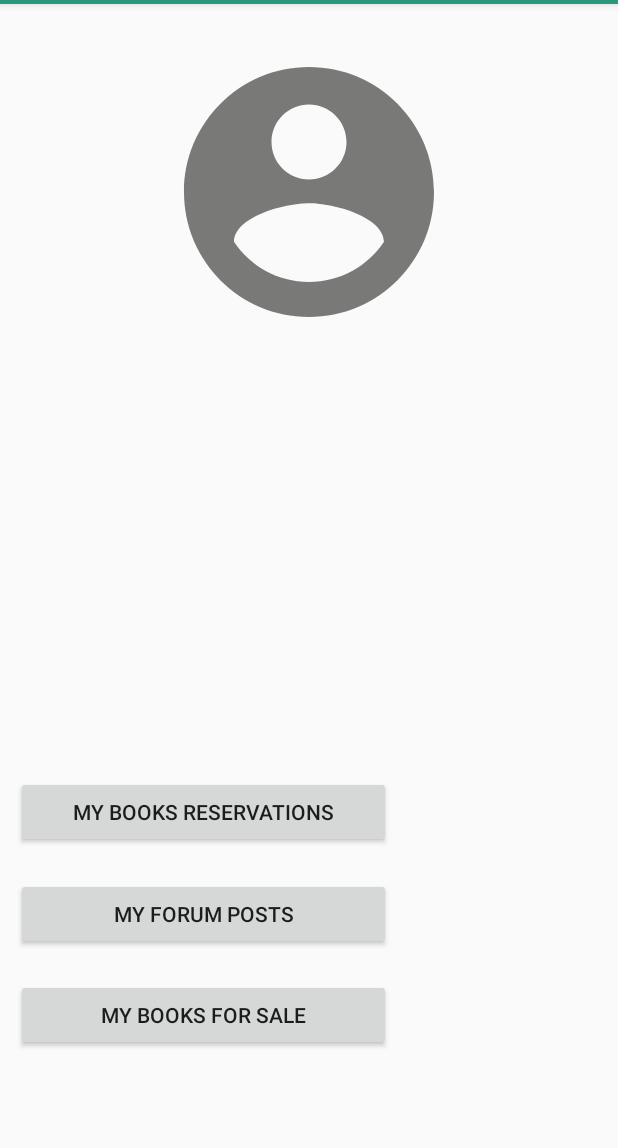
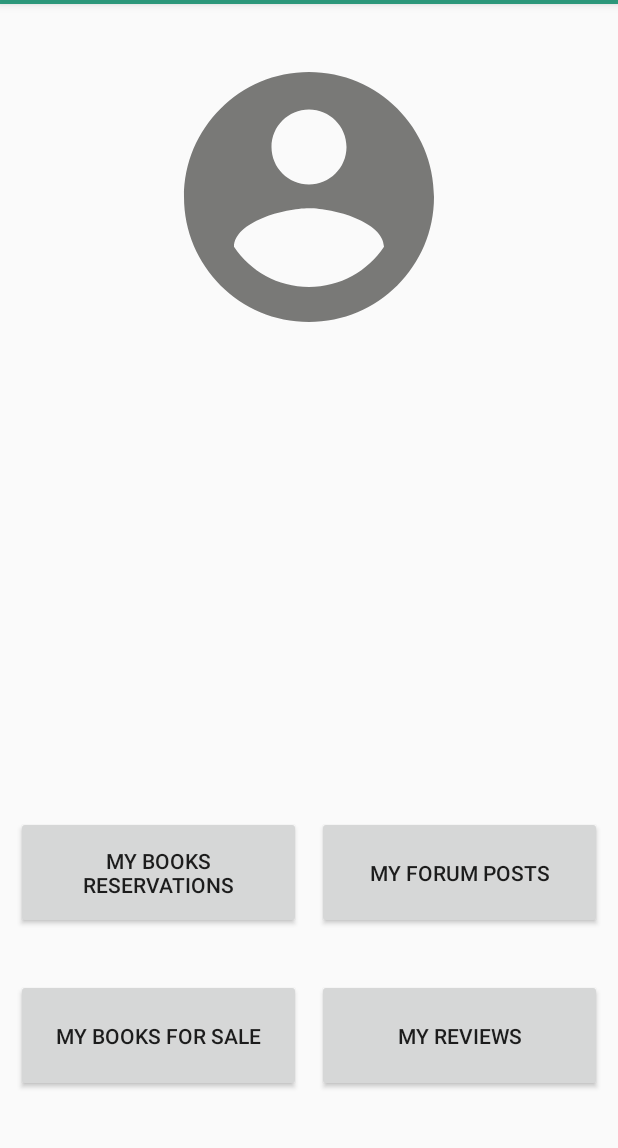
Before and after one commit to SirMatix/mechachrome-mob-app, an Android app: the UserAccount screen opened directly, with no data from a screen before it, on a phone screen of 412 x 824 dp, the part 80-1228 px from its top. Run offline under Robolectric (Android 15) with nearby library versions, the phone set to English and light mode, and no system bars; our stand-ins replace Firebase (no records; nobody signed in at launch, a user with empty details on screens opened directly); 6 statements that could not run were skipped.

Commit message:
edited book sale to allow intents from user account

```diff
--- a/app/src/main/AndroidManifest.xml
+++ b/app/src/main/AndroidManifest.xml
@@ -13,7 +13,6 @@
         android:supportsRtl="true"
         android:theme="@style/AppTheme"
         tools:ignore="GoogleAppIndexingWarning">
-        <activity android:name=".Activities.User.UserForumPosts"></activity>
         <activity android:name=".Activities.User.UserBookReservations" />
         <activity android:name=".Activities.BookSale.BookSalePage" />
         <activity android:name=".Activities.BookSale.BookSale" />
--- a/app/src/main/java/com/example/mechachromemobileapp/Activities/User/UserAccount.java
+++ b/app/src/main/java/com/example/mechachromemobileapp/Activities/User/UserAccount.java
@@ -1,16 +1,130 @@
 package com.example.mechachromemobileapp.Activities.User;
 
+import android.content.Intent;
 import android.os.Bundle;
+import android.view.View;
+import android.widget.Button;
+import android.widget.TextView;
 
 import androidx.appcompat.app.AppCompatActivity;
 
+import com.example.mechachromemobileapp.Activities.BookSale.BookSale;
+import com.example.mechachromemobileapp.Models.User;
 import com.example.mechachromemobileapp.R;
+import com.google.android.gms.tasks.OnSuccessListener;
+import com.google.firebase.auth.FirebaseAuth;
+import com.google.firebase.auth.FirebaseUser;
+import com.google.firebase.firestore.DocumentReference;
+import com.google.firebase.firestore.DocumentSnapshot;
+import com.google.firebase.firestore.FirebaseFirestore;
 
 public class UserAccount extends AppCompatActivity {
+
+    private TextView userFirstName, userLastName, userEmail, userGroup, userMode, userStudentID;
+    private Button userReservations, userPosts, userBookSale, userReviews;
+    private FirebaseAuth fAuth;
+    private FirebaseUser fUser;
+    private FirebaseFirestore fStore;
+
 
     @Override
     protected void onCreate(Bundle savedInstanceState) {
         super.onCreate(savedInstanceState);
         setContentView(R.layout.activity_user_account);
+        initViews();
+        loadUserData(getUserReference());
+        setButtons();
+    }
+
+    public void initViews() {
+        // Initialize Firebase Instances
+        fAuth = FirebaseAuth.getInstance();
+        fUser = fAuth.getCurrentUser();
+        fStore = FirebaseFirestore.getInstance();
+
+        // Initialize layour variables
+        userFirstName = findViewById(R.id.user_first_name);
+        userLastName = findViewById(R.id.user_last_name);
+        userEmail = findViewById(R.id.user_email);
+        userGroup = findViewById(R.id.user_group);
+        userMode = findViewById(R.id.user_mode);
+        userStudentID = findViewById(R.id.user_student_id);
+
+        // Initialize buttons
+        userReservations = findViewById(R.id.reservations_button);
+        userPosts = findViewById(R.id.posts_button);
+        userBookSale = findViewById(R.id.books_for_sale_button);
+        userReviews = findViewById(R.id.book_reviews);
+    }
+
+    public DocumentReference getUserReference() {
+        String userID = fUser.getUid();
+        DocumentReference userReference = fStore.collection("users").document(userID);
+        return userReference;
+    }
+
+    public void loadUserData(DocumentReference userReference){
+        userReference.get().addOnSuccessListener(new OnSuccessListener<DocumentSnapshot>() {
+            @Override
+            public void onSuccess(DocumentSnapshot documentSnapshot) {
+                User user = documentSnapshot.toObject(User.class);
+                String name = "First name: " + user.getFname();
+                userFirstName.setText(name);
+                String last_name = "Last name: " + user.getLname();
+                userLastName.setText(last_name);
+                String email = "Email: " + user.getEmail();
+                userEmail.setText(email);
+                String student_id = "Student ID: " + user.getStudentID();
+                userStudentID.setText(student_id);
+                String group = "Your course: " + user.getGroup();
+                userGroup.setText(group);
+                String mode = "Your study mode: " + user.getMode();
+                userMode.setText(mode);
+            }
+        });
+    }
+
+    public void setButtons() {
+        final String userID = fUser.getUid();
+        userReservations.setOnClickListener(new View.OnClickListener() {
+            @Override
+            public void onClick(View v) {
+                Intent intent = new Intent(getApplicationContext(), UserBookReservations.class);
+                intent.putExtra("userID", userID);
+                startActivity(intent);
+            }
+        });
+
+        userPosts.setOnClickListener(new View.OnClickListener() {
+            @Override
+            public void onClick(View v) {
+                Intent intent = new Intent(getApplicationContext(), BookSale.class);
+                intent.putExtra("userID", userID);
+                startActivity(intent);
+            }
+        });
+
+        userBookSale.setOnClickListener(new View.OnClickListener() {
+            @Override
+            public void onClick(View v) {
+                Intent intent = new Intent(getApplicationContext(), BookSale.class);
+                intent.putExtra("userID", userID);
+                startActivity(intent);
+            }
+        });
+
+        userReviews.setOnClickListener(new View.OnClickListener() {
+            @Override
+            public void onClick(View v) {
+                Intent intent = new Intent(getApplicationContext(), BookSale.class);
+                intent.putExtra("userID", userID);
+                startActivity(intent);
+            }
+        });
+
+
+
+
+
     }
 }
--- a/app/src/main/res/drawable/ic_settings.xml
+++ b/app/src/main/res/drawable/ic_settings.xml
@@ -1,4 +1,4 @@
-<vector android:height="24dp" android:tint="@android:color/secondary_text_material_light"
+<vector android:height="24dp" android:tint="@color/secondary_text_material_light"
     android:viewportHeight="24" android:viewportWidth="24"
     android:width="24dp" xmlns:android="http://schemas.android.com/apk/res/android">
     <path android:fillColor="#FF000000" android:pathData="M19.1,12.9a2.8,2.8 0,0 0,0.1 -0.9,2.8 2.8,0 0,0 -0.1,-0.9l2.1,-1.6a0.7,0.7 0,0 0,0.1 -0.6L19.4,5.5a0.7,0.7 0,0 0,-0.6 -0.2l-2.4,1a6.5,6.5 0,0 0,-1.6 -0.9l-0.4,-2.6a0.5,0.5 0,0 0,-0.5 -0.4H10.1a0.5,0.5 0,0 0,-0.5 0.4L9.3,5.4a5.6,5.6 0,0 0,-1.7 0.9l-2.4,-1a0.4,0.4 0,0 0,-0.5 0.2l-2,3.4c-0.1,0.2 0,0.4 0.2,0.6l2,1.6a2.8,2.8 0,0 0,-0.1 0.9,2.8 2.8,0 0,0 0.1,0.9L2.8,14.5a0.7,0.7 0,0 0,-0.1 0.6l1.9,3.4a0.7,0.7 0,0 0,0.6 0.2l2.4,-1a6.5,6.5 0,0 0,1.6 0.9l0.4,2.6a0.5,0.5 0,0 0,0.5 0.4h3.8a0.5,0.5 0,0 0,0.5 -0.4l0.3,-2.6a5.6,5.6 0,0 0,1.7 -0.9l2.4,1a0.4,0.4 0,0 0,0.5 -0.2l2,-3.4c0.1,-0.2 0,-0.4 -0.2,-0.6ZM12,15.6A3.6,3.6 0,1 1,15.6 12,3.6 3.6,0 0,1 12,15.6Z"/>
--- a/app/src/main/res/layout/activity_user_account.xml
+++ b/app/src/main/res/layout/activity_user_account.xml
@@ -61,6 +61,19 @@
         app:layout_constraintTop_toBottomOf="@+id/user_last_name" />
 
     <TextView
+        android:id="@+id/user_student_id"
+        android:layout_width="0dp"
+        android:layout_height="wrap_content"
+        android:layout_marginStart="5dp"
+        android:layout_marginEnd="5dp"
+        android:layout_marginBottom="5dp"
+        android:textSize="16sp"
+        app:layout_constraintBottom_toTopOf="@+id/user_group"
+        app:layout_constraintEnd_toEndOf="parent"
+        app:layout_constraintStart_toStartOf="parent"
+        app:layout_constraintTop_toBottomOf="@+id/user_email" />
+
+    <TextView
         android:id="@+id/user_group"
         android:layout_width="0dp"
         android:layout_height="wrap_content"
@@ -74,25 +87,11 @@
         app:layout_constraintTop_toBottomOf="@+id/user_student_id" />
 
     <TextView
-        android:id="@+id/user_student_id"
-        android:layout_width="0dp"
-        android:layout_height="wrap_content"
-        android:layout_marginStart="5dp"
-        android:layout_marginEnd="5dp"
-        android:layout_marginBottom="5dp"
-        android:textSize="16sp"
-        app:layout_constraintBottom_toTopOf="@+id/user_group"
-        app:layout_constraintEnd_toEndOf="parent"
-        app:layout_constraintStart_toStartOf="parent"
-        app:layout_constraintTop_toBottomOf="@+id/user_email" />
-
-    <TextView
         android:id="@+id/user_mode"
         android:layout_width="0dp"
         android:layout_height="wrap_content"
         android:layout_marginStart="5dp"
         android:layout_marginEnd="5dp"
-        android:layout_marginBottom="10dp"
         android:textSize="16sp"
         app:layout_constraintBottom_toTopOf="@+id/reservations_button"
         app:layout_constraintEnd_toEndOf="parent"
@@ -101,41 +100,60 @@
 
     <Button
         android:id="@+id/reservations_button"
-        android:layout_width="250dp"
-        android:layout_height="wrap_content"
+        android:layout_width="0dp"
+        android:layout_height="75dp"
         android:layout_marginStart="5dp"
+        android:layout_marginTop="10dp"
+        android:layout_marginEnd="5dp"
         android:layout_marginBottom="5dp"
         android:text="@string/my_books_reservations"
-        app:layout_constraintBottom_toTopOf="@+id/reviews_button"
-        app:layout_constraintEnd_toEndOf="parent"
-        app:layout_constraintHorizontal_bias="0.0"
+        app:layout_constraintBottom_toTopOf="@+id/books_for_sale_button"
+        app:layout_constraintEnd_toStartOf="@+id/posts_button"
         app:layout_constraintStart_toStartOf="parent"
         app:layout_constraintTop_toBottomOf="@+id/user_mode" />
 
     <Button
-        android:id="@+id/reviews_button"
-        android:layout_width="250dp"
-        android:layout_height="wrap_content"
+        android:id="@+id/posts_button"
+        android:layout_width="0dp"
+        android:layout_height="75dp"
         android:layout_marginStart="5dp"
+        android:layout_marginTop="10dp"
+        android:layout_marginEnd="5dp"
         android:layout_marginBottom="5dp"
         android:text="@string/my_forum_posts"
-        app:layout_constraintBottom_toTopOf="@+id/books_for_sale_button"
+        app:layout_constraintBottom_toTopOf="@+id/book_reviews"
         app:layout_constraintEnd_toEndOf="parent"
-        app:layout_constraintHorizontal_bias="0.0"
+        app:layout_constraintHorizontal_bias="0.792"
+        app:layout_constraintStart_toEndOf="@+id/reservations_button"
+        app:layout_constraintTop_toBottomOf="@+id/user_mode" />
+
+    <Button
+        android:id="@+id/books_for_sale_button"
+        android:layout_width="0dp"
+        android:layout_height="75dp"
+        android:layout_marginStart="5dp"
+        android:layout_marginTop="10dp"
+        android:layout_marginEnd="5dp"
+        android:layout_marginBottom="20dp"
+        android:text="@string/my_books_for_sale"
+        app:layout_constraintBottom_toBottomOf="parent"
+        app:layout_constraintEnd_toStartOf="@+id/book_reviews"
         app:layout_constraintStart_toStartOf="parent"
         app:layout_constraintTop_toBottomOf="@+id/reservations_button" />
 
     <Button
-        android:id="@+id/books_for_sale_button"
-        android:layout_width="250dp"
-        android:layout_height="wrap_content"
+        android:id="@+id/book_reviews"
+        android:layout_width="0dp"
+        android:layout_height="75dp"
         android:layout_marginStart="5dp"
-        android:layout_marginBottom="50dp"
-        android:text="@string/my_books_for_sale"
+        android:layout_marginTop="10dp"
+        android:layout_marginEnd="5dp"
+        android:layout_marginBottom="20dp"
+        android:text="@string/my_reviews"
         app:layout_constraintBottom_toBottomOf="parent"
         app:layout_constraintEnd_toEndOf="parent"
-        app:layout_constraintHorizontal_bias="0.0"
-        app:layout_constraintStart_toStartOf="parent"
-        app:layout_constraintTop_toBottomOf="@+id/reviews_button" />
+        app:layout_constraintHorizontal_bias="0.475"
+        app:layout_constraintStart_toEndOf="@+id/books_for_sale_button"
+        app:layout_constraintTop_toBottomOf="@+id/posts_button" />
 
 </androidx.constraintlayout.widget.ConstraintLayout>
--- a/app/src/main/res/values/colors.xml
+++ b/app/src/main/res/values/colors.xml
@@ -6,4 +6,5 @@
     <color name="colorAccent">#FFFFFF</color>
     <color name="light_medium_gray">#f3f3f3</color>
     <color name="fav_icon_tint">#CAC7C7</color>
+    <color name="secondary_text_material_light">#61ffffff</color>
 </resources>
--- a/app/src/main/res/values/strings.xml
+++ b/app/src/main/res/values/strings.xml
@@ -81,4 +81,5 @@
     <string name="enter_new_password">Enter new password…</string>
     <string name="confirm_new_password">Confirm new password…</string>
     <string name="settings_image">Settings image</string>
+    <string name="my_reviews">My reviews</string>
 </resources>
```
Also changed, not shown: app/src/main/java/com/example/mechachromemobileapp/Activities/BookSale/BookSale.java (+46 -45 lines), app/src/main/java/com/example/mechachromemobileapp/Activities/Library/BookPage.java (+36 -34 lines), app/src/main/java/com/example/mechachromemobileapp/Activities/User/UserForumPosts.java (deleted, +0 -16 lines).
